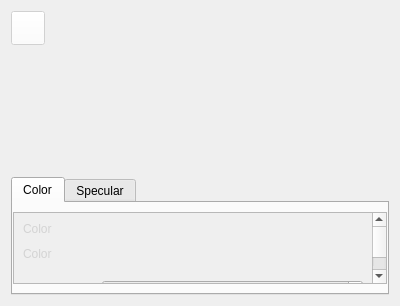
First picture: the form in QChromosome/materialattributes.ui, repository Michalaq/ChromosomeVisualizer, before the edit.
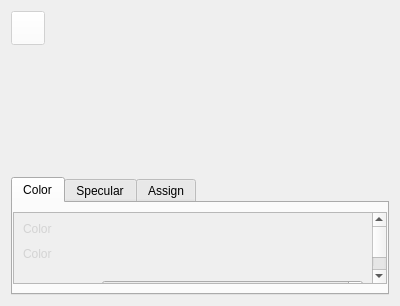
Second picture: the form after the edit. Icons and pictures are not drawn. Custom widgets are drawn as their Qt base class.

Patch:
```diff
--- a/QChromosome/materialattributes.ui
+++ b/QChromosome/materialattributes.ui
@@ -7,7 +7,7 @@
     <x>0</x>
     <y>0</y>
     <width>400</width>
-    <height>300</height>
+    <height>304</height>
    </rect>
   </property>
   <property name="windowTitle">
@@ -294,6 +294,11 @@
        </item>
       </layout>
      </widget>
+     <widget class="QWidget" name="tab">
+      <attribute name="title">
+       <string>Assign</string>
+      </attribute>
+     </widget>
     </widget>
    </item>
   </layout>
```
Left out of the diff: 3 changed lines with no effect on the pictures.
